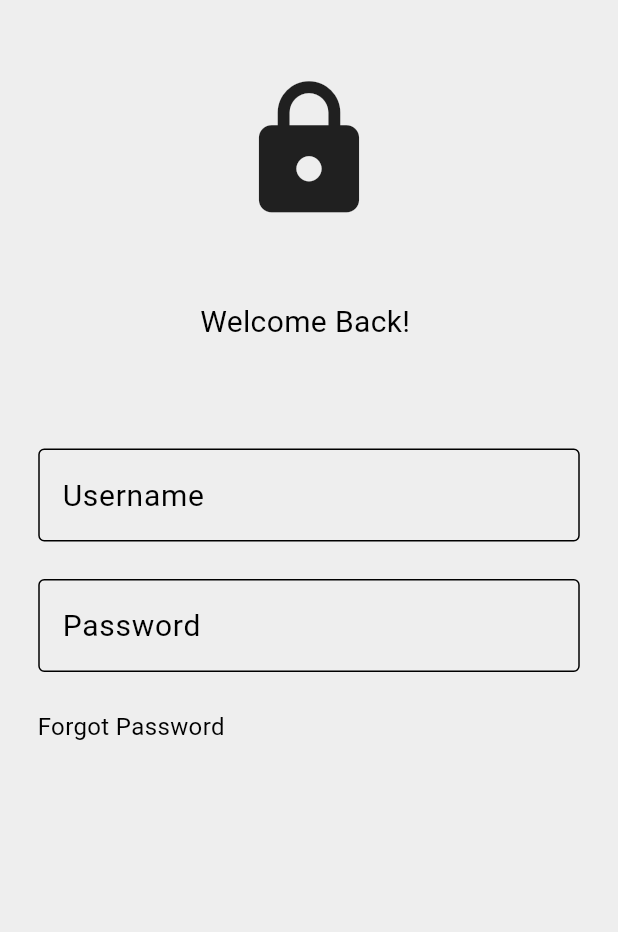
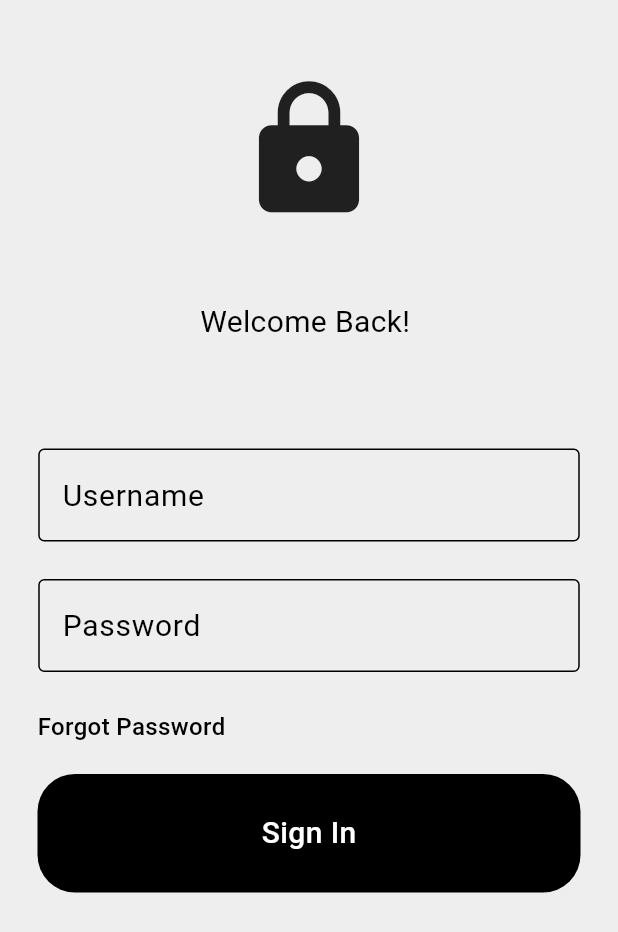
Before and after one commit to HarshanaWAJ/moto_mart, a Flutter app: the screen it shows after launch, on a phone screen of 412 x 824 dp. Shown: the top 932 px of the screen. Run offline on Flutter 3.47's test engine with Material 3 defaults, Android fonts, the light colour scheme and no system bars.

Commit message:
4th commit

```diff
--- /dev/null
+++ b/lib/components/login_button.dart
@@ -0,0 +1,32 @@
+import 'package:flutter/material.dart';
+
+class LoginButton extends StatelessWidget {
+  final Function()? onTap;
+
+  const LoginButton({super.key, this.onTap});
+
+  @override
+  Widget build(BuildContext context) {
+    return GestureDetector(
+      onTap: onTap,
+      child: Container(
+        padding: const EdgeInsets.all(25),
+        margin: const EdgeInsets.symmetric(horizontal: 25.0),
+        decoration: BoxDecoration(
+          color: Colors.black,
+          borderRadius: BorderRadius.circular(25.0),
+        ),
+        child: const Center(
+          child: Text(
+            "Sign In",
+            style: TextStyle(
+              color: Colors.white,
+              fontSize: 20.0,
+              fontWeight: FontWeight.w500,
+            ),
+          ),
+        ),
+      ),
+    );
+  }
+}
--- a/lib/pages/login.dart
+++ b/lib/pages/login.dart
@@ -1,4 +1,5 @@
 import 'package:flutter/material.dart';
+import 'package:pc_doc/components/login_button.dart';
 import 'package:pc_doc/components/textfield.dart';
 
 class LoginPage extends StatelessWidget {
@@ -8,12 +9,16 @@ class LoginPage extends StatelessWidget {
   final usernamecontroller = TextEditingController();
   final passwordcontroller = TextEditingController();
 
+  //User Sign In method
+  userSignIn() {}
+
   @override
   Widget build(BuildContext context) {
     return SafeArea(
       child: Scaffold(
         backgroundColor: Colors.grey[200],
-        body: Column(
+        body: SingleChildScrollView(
+          child: Column(
             children: [
               const SizedBox(
                 height: 50.0,
@@ -64,15 +69,26 @@ class LoginPage extends StatelessWidget {
                         children: [
                           Text(
                             "Forgot Password",
-                          style: TextStyle(fontSize: 16.0, color: Colors.black),
+                            style: TextStyle(
+                              fontSize: 16.0,
+                              color: Colors.black,
+                              fontWeight: FontWeight.w500,
+                            ),
                           ),
                         ]),
+                  ),
+                  const SizedBox(
+                    height: 20.0,
+                  ),
+                  LoginButton(
+                    onTap: userSignIn(),
                   ),
                 ]),
               )
             ],
           ),
         ),
+      ),
     );
   }
 }
```
Lines whose indentation alone changed are shown as unchanged.
